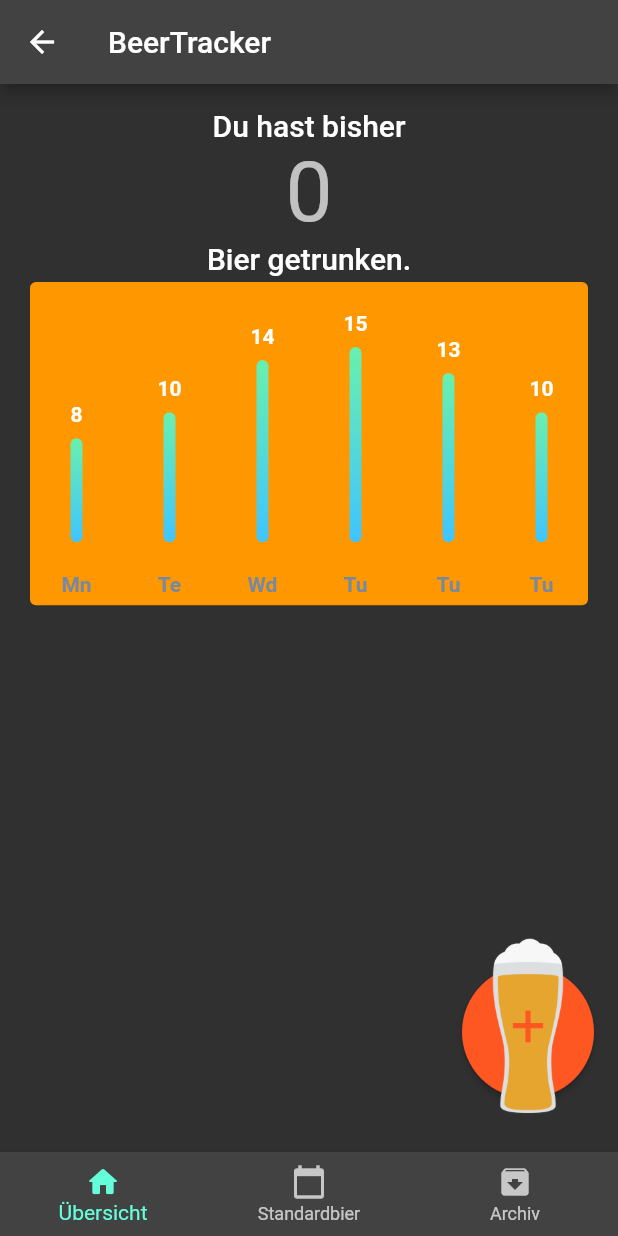
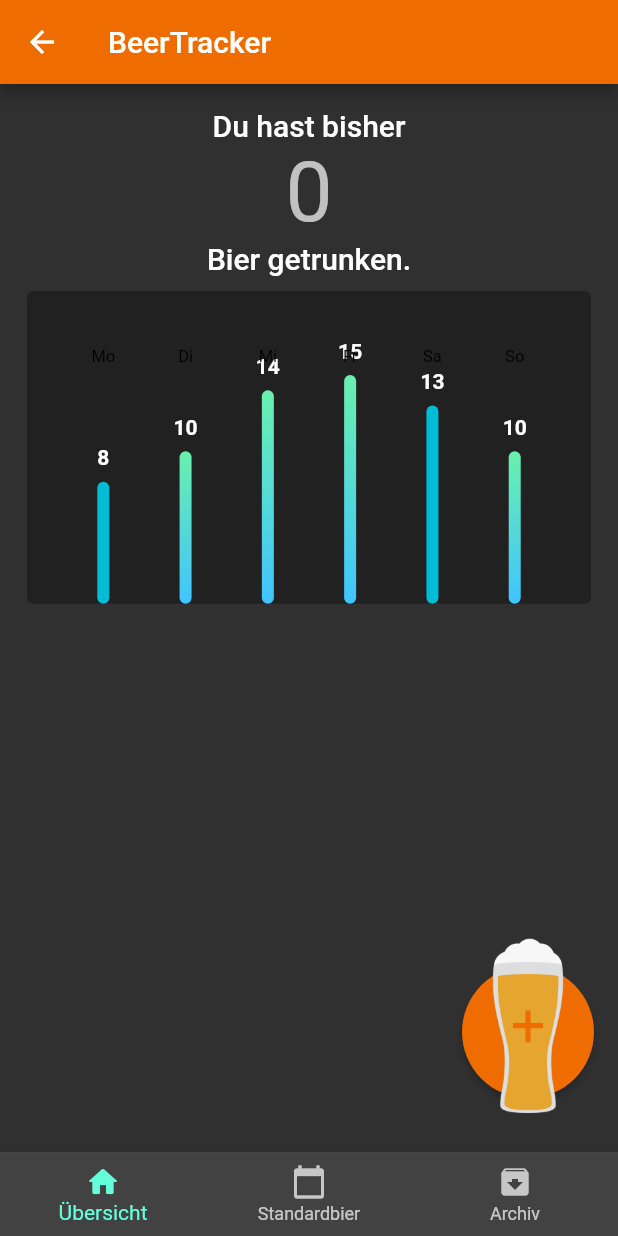
Before and after one commit to bowski23/beer_tracker, a Flutter app: the MainPage screen opened by its route, on a phone screen of 412 x 824 dp. Run offline on Flutter 3.47's test engine with Material 2 defaults, Android fonts, the phone set to English and light mode, and no system bars; drawn by our look-alikes of fl_chart; our stand-ins replace flutter_typeahead, sqflite; accounts and stored records are empty; project files that could hold a hidden picture were left out.

```diff
--- a/lib/main.dart
+++ b/lib/main.dart
@@ -15,8 +15,10 @@ class MyApp extends StatelessWidget {
   @override
   Widget build(BuildContext context) {
     var theme = ThemeData(
-        primarySwatch: Colors.amber,
-        primaryColor: Colors.orange,
+        primarySwatch: Colors.orange,
+        colorScheme: ColorScheme.fromSwatch(
+            primarySwatch: Colors.orange, brightness: Brightness.dark),
+        appBarTheme: AppBarTheme(backgroundColor: Colors.orange.shade800),
         brightness: Brightness.dark,
         popupMenuTheme: PopupMenuThemeData(color: Color(0xEE444444)));
 
--- a/lib/ui/beer_button.dart
+++ b/lib/ui/beer_button.dart
@@ -12,7 +12,7 @@ class BeerButton extends StatelessWidget {
     return new RawMaterialButton(
       onPressed: onPressed,
       onLongPress: onLongPress,
-      fillColor: Colors.deepOrange,
+      fillColor: Theme.of(context).appBarTheme.backgroundColor,
       splashColor: Colors.amber,
       shape: CircleBorder(),
       child: Image.asset('assets/beerAdd.png', height: 128),
--- a/lib/ui/week_view.dart
+++ b/lib/ui/week_view.dart
@@ -10,16 +10,18 @@ class _WeekView extends StatelessWidget {
       BarChartData(
         barTouchData: barTouchData,
         titlesData: titlesData,
-        borderData: borderData,
+        borderData: FlBorderData(show: false),
+        gridData: FlGridData(
+          show: false,
+        ),
         barGroups: barGroups,
-        alignment: BarChartAlignment.spaceAround,
-        maxY: 20,
+        alignment: BarChartAlignment.spaceEvenly,
       ),
     );
   }
 
   BarTouchData get barTouchData => BarTouchData(
-        enabled: false,
+        enabled: true,
         touchTooltipData: BarTouchTooltipData(
           tooltipBgColor: Colors.transparent,
           tooltipPadding: const EdgeInsets.all(0),
@@ -43,42 +45,33 @@ class _WeekView extends StatelessWidget {
 
   FlTitlesData get titlesData => FlTitlesData(
         show: true,
-        bottomTitles: SideTitles(
+        bottomTitles: SideTitles(showTitles: false),
+        leftTitles: SideTitles(showTitles: false),
+        topTitles: SideTitles(
           showTitles: true,
-          getTextStyles: (context, value) => const TextStyle(
-            color: Color(0xff7589a2),
-            fontWeight: FontWeight.bold,
-            fontSize: 14,
-          ),
-          margin: 20,
+          reservedSize: 50,
           getTitles: (double value) {
             switch (value.toInt()) {
               case 0:
-                return 'Mn';
+                return 'Mo';
               case 1:
-                return 'Te';
+                return 'Di';
               case 2:
-                return 'Wd';
+                return 'Mi';
               case 3:
-                return 'Tu';
+                return 'Do';
               case 4:
                 return 'Fr';
               case 5:
-                return 'St';
+                return 'Sa';
               case 6:
-                return 'Sn';
+                return 'So';
               default:
                 return '';
             }
           },
         ),
-        leftTitles: SideTitles(showTitles: false),
-        topTitles: SideTitles(showTitles: false),
         rightTitles: SideTitles(showTitles: false),
-      );
-
-  FlBorderData get borderData => FlBorderData(
-        show: false,
       );
 
   List<BarChartGroupData> get barGroups => [
@@ -86,7 +79,8 @@ class _WeekView extends StatelessWidget {
           x: 0,
           barRods: [
             BarChartRodData(
-                y: 8, colors: [Colors.lightBlueAccent, Colors.greenAccent])
+              y: 8,
+            )
           ],
           showingTooltipIndicators: [0],
         ),
@@ -107,7 +101,7 @@ class _WeekView extends StatelessWidget {
           showingTooltipIndicators: [0],
         ),
         BarChartGroupData(
-          x: 3,
+          x: 4,
           barRods: [
             BarChartRodData(
                 y: 15, colors: [Colors.lightBlueAccent, Colors.greenAccent])
@@ -115,15 +109,16 @@ class _WeekView extends StatelessWidget {
           showingTooltipIndicators: [0],
         ),
         BarChartGroupData(
-          x: 3,
+          x: 5,
           barRods: [
             BarChartRodData(
-                y: 13, colors: [Colors.lightBlueAccent, Colors.greenAccent])
+              y: 13,
+            )
           ],
           showingTooltipIndicators: [0],
         ),
         BarChartGroupData(
-          x: 3,
+          x: 6,
           barRods: [
             BarChartRodData(
                 y: 10, colors: [Colors.lightBlueAccent, Colors.greenAccent])
@@ -148,6 +143,7 @@ class WeekViewChartState extends State<WeekViewChart> {
       child: Card(
         elevation: 0,
         shape: RoundedRectangleBorder(borderRadius: BorderRadius.circular(4)),
+        margin: EdgeInsets.fromLTRB(2, 10, 2, 5),
         color: Theme.of(context).primaryColor,
         child: const _WeekView(),
       ),
--- a/pubspec.yaml
+++ b/pubspec.yaml
@@ -15,7 +15,7 @@ publish_to: 'none' # Remove this line if you wish to publish to pub.dev
 # In iOS, build-name is used as CFBundleShortVersionString while build-number used as CFBundleVersion.
 # Read more about iOS versioning at
 # https://developer.apple.com/library/archive/documentation/General/Reference/InfoPlistKeyReference/Articles/CoreFoundationKeys.html
-version: 1.0.50
+version: 1.0.50+1
 
 environment:
   sdk: ">=2.7.0 <3.0.0"
```
